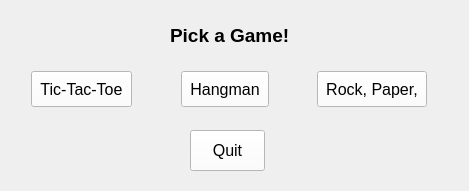
This is GamesApp/GamePicker.ui in NoahMcKearney/Software-Team-Project as Qt 5 draws it before an edit. The edited form follows.
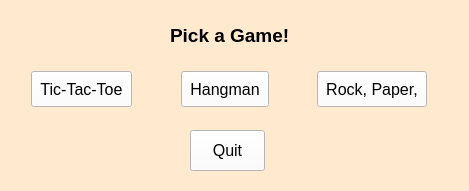
This is the edited form.

Commit message: changed color of forms

Patch:
```diff
--- a/GamesApp/GamePicker.ui
+++ b/GamesApp/GamePicker.ui
@@ -13,6 +13,9 @@
   <property name="windowTitle">
    <string>GamePicker</string>
   </property>
+  <property name="styleSheet">
+   <string notr="true">background-color: rgb(255, 234, 207);</string>
+  </property>
   <widget class="QLabel" name="emailLabel">
    <property name="geometry">
     <rect>
@@ -71,7 +74,7 @@
     <string>Pick a Game!</string>
    </property>
   </widget>
-  <widget class="QWidget" name="">
+  <widget class="QWidget" name="layoutWidget">
    <property name="geometry">
     <rect>
      <x>20</x>
```
The commit also changes 6 other files.
